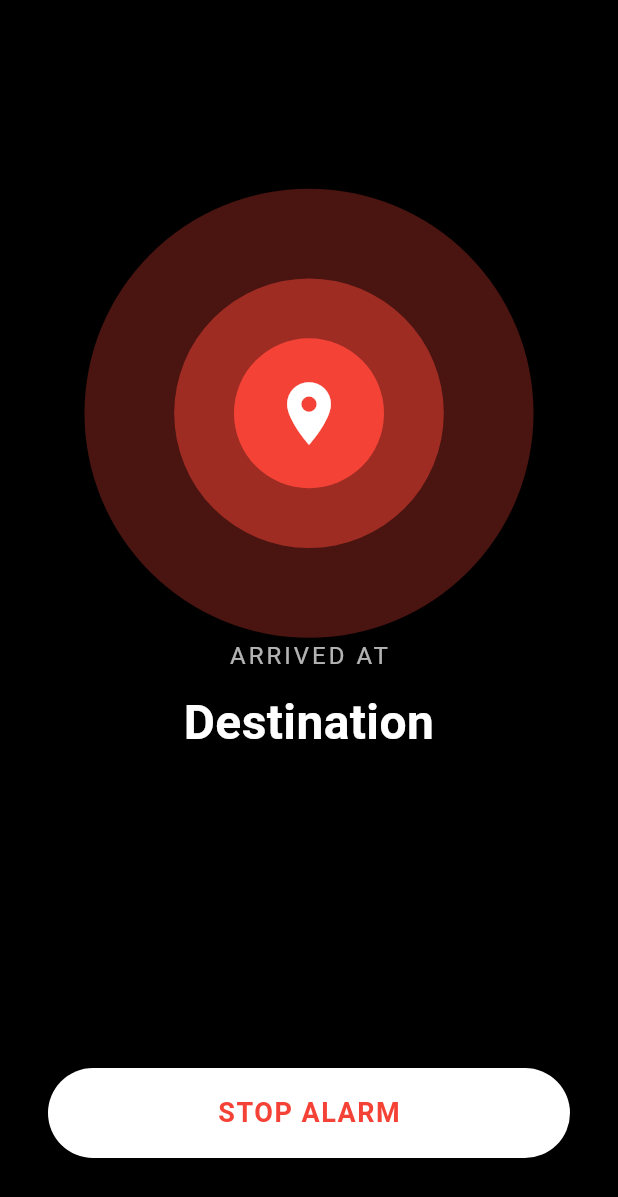
After one commit to md-sada-mia/smart-alarm-manager, a Flutter app: the AlarmScreen screen opened directly, on a phone screen of 412 x 824 dp. The commit adds this screen. Shown: the top 1197 px of the screen. Run offline on Flutter 3.47's test engine with Material 3 defaults, Android fonts, the phone set to English and light mode, and no system bars; our stand-ins replace audioplayers, file_picker, flutter_local_notifications, geolocator, google_maps_flutter, permission_handler and 3 more; missing offline and left inert: flutter_background_service; accounts and stored records are empty.

Commit message:
big screen alarm showing page added

```diff
--- a/lib/main.dart
+++ b/lib/main.dart
@@ -1,29 +1,86 @@
+import 'dart:async';
 import 'package:flutter/material.dart';
-import 'package:permission_handler/permission_handler.dart';
+import 'package:flutter_background_service/flutter_background_service.dart';
+import 'package:shared_preferences/shared_preferences.dart';
 import 'screens/home_screen.dart';
 import 'screens/add_reminder_screen.dart';
 import 'screens/settings_screen.dart';
+import 'screens/alarm_screen.dart';
 import 'services/location_service.dart';
-import 'services/notification_service.dart';
-import 'services/permission_service.dart';
+
+final GlobalKey<NavigatorState> navigatorKey = GlobalKey<NavigatorState>();
 
 void main() async {
   WidgetsFlutterBinding.ensureInitialized();
 
   // Initialize Services
   await LocationService().initialize();
-  // NotificationService init is called within LocationService, but we can call it here too to be sure for UI foreground usage logic if any.
 
   runApp(const MyApp());
 }
 
-class MyApp extends StatelessWidget {
+class MyApp extends StatefulWidget {
   const MyApp({super.key});
+
+  @override
+  State<MyApp> createState() => _MyAppState();
+}
+
+class _MyAppState extends State<MyApp> {
+  StreamSubscription? _serviceSubscription;
+
+  @override
+  void initState() {
+    super.initState();
+    _checkAlarmState();
+    _listenToBackgroundService();
+  }
+
+  void _listenToBackgroundService() {
+    // Listen for events from background service while app is in foreground/background
+    _serviceSubscription = FlutterBackgroundService()
+        .on('trigger_alarm')
+        .listen((event) {
+          if (event != null && event.containsKey('id')) {
+            _navigateToAlarmScreen(event['id'] as int);
+          }
+        });
+  }
+
+  Future<void> _checkAlarmState() async {
+    final prefs = await SharedPreferences.getInstance();
+    final bool isAlarmActive = prefs.getBool('is_alarm_active') ?? false;
+    final int? reminderId = prefs.getInt('current_alarm_id');
+
+    if (isAlarmActive && reminderId != null) {
+      // Small delay to ensure navigator is ready
+      WidgetsBinding.instance.addPostFrameCallback((_) {
+        _navigateToAlarmScreen(reminderId);
+      });
+    }
+  }
+
+  void _navigateToAlarmScreen(int reminderId) {
+    if (navigatorKey.currentState != null) {
+      // Check if we are already on the alarm screen to avoid duplicates
+      // This is a bit tricky without route checking, but we can just pushReplacement
+      // or push and let the user handle it.
+      // Simplified: Just push.
+      navigatorKey.currentState!.pushNamed('/alarm', arguments: reminderId);
+    }
+  }
+
+  @override
+  void dispose() {
+    _serviceSubscription?.cancel();
+    super.dispose();
+  }
 
   @override
   Widget build(BuildContext context) {
     return MaterialApp(
       title: 'Smart Alarm Manager',
+      navigatorKey: navigatorKey,
       debugShowCheckedModeBanner: false,
       theme: ThemeData(
         colorScheme: ColorScheme.fromSeed(
@@ -50,10 +107,21 @@ class MyApp extends StatelessWidget {
       ),
       themeMode: ThemeMode.system,
       initialRoute: '/',
+      onGenerateRoute: (settings) {
+        if (settings.name == '/alarm') {
+          final id = settings.arguments as int?;
+          return MaterialPageRoute(
+            builder: (context) => AlarmScreen(reminderId: id),
+          );
+        }
+        return null; // Let main routes checking below handle it? No, routes map takes precedence?
+        // Mix of onGenerateRoute and routes can be tricky. Let's use routes for static and onGenerate for dynamic.
+      },
       routes: {
         '/': (context) => const HomeScreen(),
         '/add': (context) => const AddReminderScreen(),
         '/settings': (context) => const SettingsScreen(),
+        // '/alarm' handled in onGenerateRoute for arguments
       },
     );
   }
--- /dev/null
+++ b/lib/screens/alarm_screen.dart
@@ -0,0 +1,204 @@
+import 'package:flutter/material.dart';
+import 'package:flutter_background_service/flutter_background_service.dart';
+import 'package:smart_alarm_manager/data/database_helper.dart';
+import 'package:smart_alarm_manager/models/reminder.dart';
+
+class AlarmScreen extends StatefulWidget {
+  final int? reminderId;
+
+  const AlarmScreen({super.key, this.reminderId});
+
+  @override
+  State<AlarmScreen> createState() => _AlarmScreenState();
+}
+
+class _AlarmScreenState extends State<AlarmScreen>
+    with SingleTickerProviderStateMixin {
+  Reminder? _reminder;
+  late AnimationController _controller;
+  bool _isLoading = true;
+
+  @override
+  void initState() {
+    super.initState();
+    _controller = AnimationController(
+      vsync: this,
+      duration: const Duration(seconds: 2),
+    )..repeat();
+
+    _loadReminder();
+  }
+
+  Future<void> _loadReminder() async {
+    if (widget.reminderId != null) {
+      final dbHelper = DatabaseHelper();
+      final reminders = await dbHelper
+          .getReminders(); // Assuming getById isn't exposed yet, filtering list
+      try {
+        final reminder = reminders.firstWhere((r) => r.id == widget.reminderId);
+        setState(() {
+          _reminder = reminder;
+          _isLoading = false;
+        });
+      } catch (e) {
+        // Not found
+        setState(() => _isLoading = false);
+      }
+    } else {
+      setState(() => _isLoading = false);
+    }
+  }
+
+  Future<void> _stopAlarm() async {
+    // Send signal to background service to stop audio
+    final service = FlutterBackgroundService();
+    service.invoke('stop_alarm');
+
+    // Close screen
+    if (mounted) {
+      // Assuming we pushed this route, we pop.
+      // Or if checking from main, we might want to replaceRoute to Home.
+      if (Navigator.canPop(context)) {
+        Navigator.pop(context);
+      } else {
+        // Navigate back to home if we can't pop (e.g. app launched directly to here)
+        Navigator.pushReplacementNamed(context, '/');
+      }
+    }
+  }
+
+  @override
+  void dispose() {
+    _controller.dispose();
+    super.dispose();
+  }
+
+  @override
+  Widget build(BuildContext context) {
+    return Scaffold(
+      backgroundColor: Colors.black,
+      body: SafeArea(
+        child: Column(
+          mainAxisAlignment: MainAxisAlignment.center,
+          children: [
+            const Spacer(),
+            // Radar Animation
+            Stack(
+              alignment: Alignment.center,
+              children: [
+                ScaleTransition(
+                  scale: Tween(begin: 0.8, end: 1.5).animate(
+                    CurvedAnimation(parent: _controller, curve: Curves.easeOut),
+                  ),
+                  child: Container(
+                    width: 200,
+                    height: 200,
+                    decoration: BoxDecoration(
+                      shape: BoxShape.circle,
+                      color: Colors.red.withOpacity(0.3),
+                    ),
+                  ),
+                ),
+                ScaleTransition(
+                  scale: Tween(begin: 0.8, end: 1.2).animate(
+                    CurvedAnimation(parent: _controller, curve: Curves.easeOut),
+                  ),
+                  child: Container(
+                    width: 150,
+                    height: 150,
+                    decoration: BoxDecoration(
+                      shape: BoxShape.circle,
+                      color: Colors.red.withOpacity(0.5),
+                    ),
+                  ),
+                ),
+                Container(
+                  width: 100,
+                  height: 100,
+                  decoration: const BoxDecoration(
+                    shape: BoxShape.circle,
+                    color: Colors.red,
+                  ),
+                  child: const Icon(
+                    Icons.location_on,
+                    color: Colors.white,
+                    size: 50,
+                  ),
+                ),
+              ],
+            ),
+            const SizedBox(height: 50),
+
+            // Text Info
+            if (_isLoading)
+              const CircularProgressIndicator(color: Colors.white)
+            else ...[
+              Text(
+                "ARRIVED AT",
+                style: TextStyle(
+                  color: Colors.white.withOpacity(0.7),
+                  letterSpacing: 2,
+                  fontSize: 16,
+                ),
+              ),
+              const SizedBox(height: 10),
+              Padding(
+                padding: const EdgeInsets.symmetric(horizontal: 32.0),
+                child: Text(
+                  _reminder?.title ?? "Destination",
+                  textAlign: TextAlign.center,
+                  style: const TextStyle(
+                    color: Colors.white,
+                    fontSize: 32,
+                    fontWeight: FontWeight.bold,
+                  ),
+                ),
+              ),
+              if (_reminder?.description.isNotEmpty == true) ...[
+                const SizedBox(height: 16),
+                Padding(
+                  padding: const EdgeInsets.symmetric(horizontal: 40.0),
+                  child: Text(
+                    _reminder!.description,
+                    textAlign: TextAlign.center,
+                    style: const TextStyle(color: Colors.white70, fontSize: 18),
+                  ),
+                ),
+              ],
+            ],
+
+            const Spacer(),
+
+            // Stop Button
+            Padding(
+              padding: const EdgeInsets.all(32.0),
+              child: SizedBox(
+                width: double.infinity,
+                height: 60,
+                child: ElevatedButton(
+                  onPressed: _stopAlarm,
+                  style: ElevatedButton.styleFrom(
+                    backgroundColor: Colors.white,
+                    foregroundColor: Colors.red,
+                    shape: RoundedRectangleBorder(
+                      borderRadius: BorderRadius.circular(30),
+                    ),
+                  ),
+                  child: const Text(
+                    "STOP ALARM",
+                    style: TextStyle(
+                      fontSize: 18,
+                      fontWeight: FontWeight.bold,
+                      letterSpacing: 1,
+                    ),
+                  ),
+                ),
+              ),
+            ),
+            const SizedBox(height: 20),
+          ],
+        ),
+      ),
+    );
+  }
+}
--- a/lib/screens/settings_screen.dart
+++ b/lib/screens/settings_screen.dart
@@ -1,5 +1,4 @@
 import 'package:flutter/material.dart';
-import 'package:flutter/services.dart';
 import 'package:shared_preferences/shared_preferences.dart';
 import 'package:file_picker/file_picker.dart';
 
--- a/lib/services/location_service.dart
+++ b/lib/services/location_service.dart
@@ -95,6 +95,10 @@ void onStart(ServiceInstance service) async {
                   // AudioService is singleton, already checked above
                   await audioService.playAlarm();
 
+                  // Set State
+                  await prefs.setBool('is_alarm_active', true);
+                  await prefs.setInt('current_alarm_id', reminder.id!);
+
                   service.invoke('trigger_alarm', {'id': reminder.id});
                 }
               } else {
@@ -113,6 +117,12 @@ void onStart(ServiceInstance service) async {
           print("Location stream error: $e");
         },
       );
+
+  service.on('stop_alarm').listen((event) async {
+    await AudioService().stopAlarm();
+    final prefs = await SharedPreferences.getInstance();
+    await prefs.setBool('is_alarm_active', false);
+  });
 
   service.on('stopService').listen((event) {
     service.stopSelf();
```
